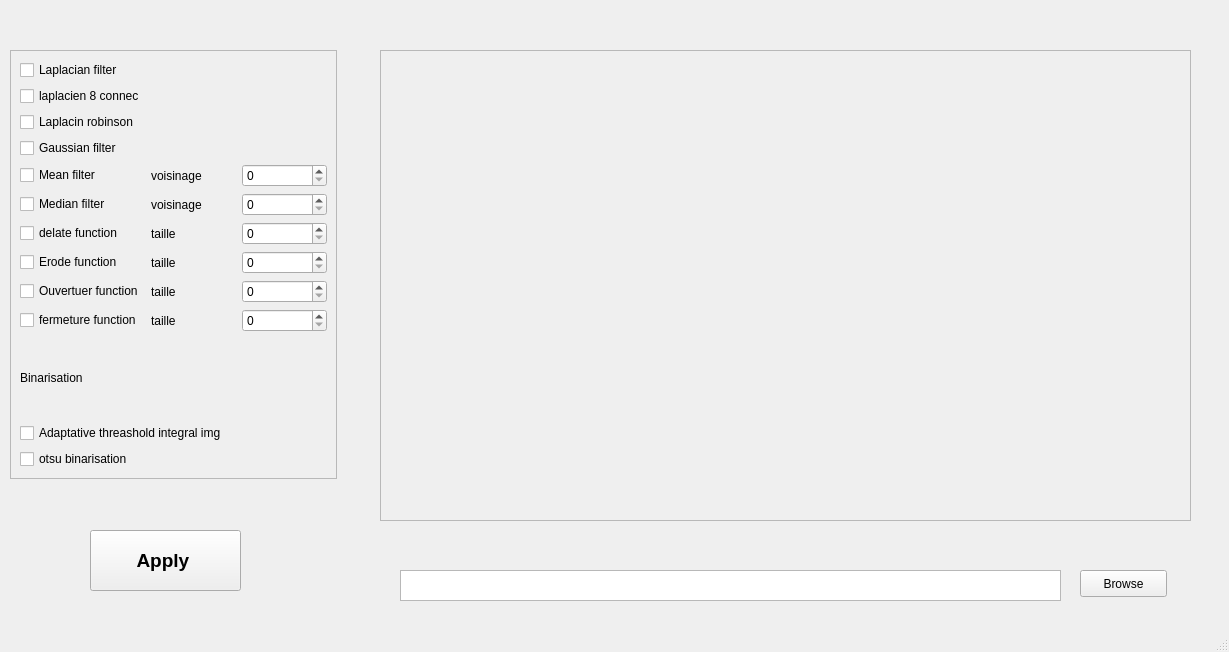
Old version of the form src/gui/main_ocr.ui in the repository abdelhak2406/ocr_project.
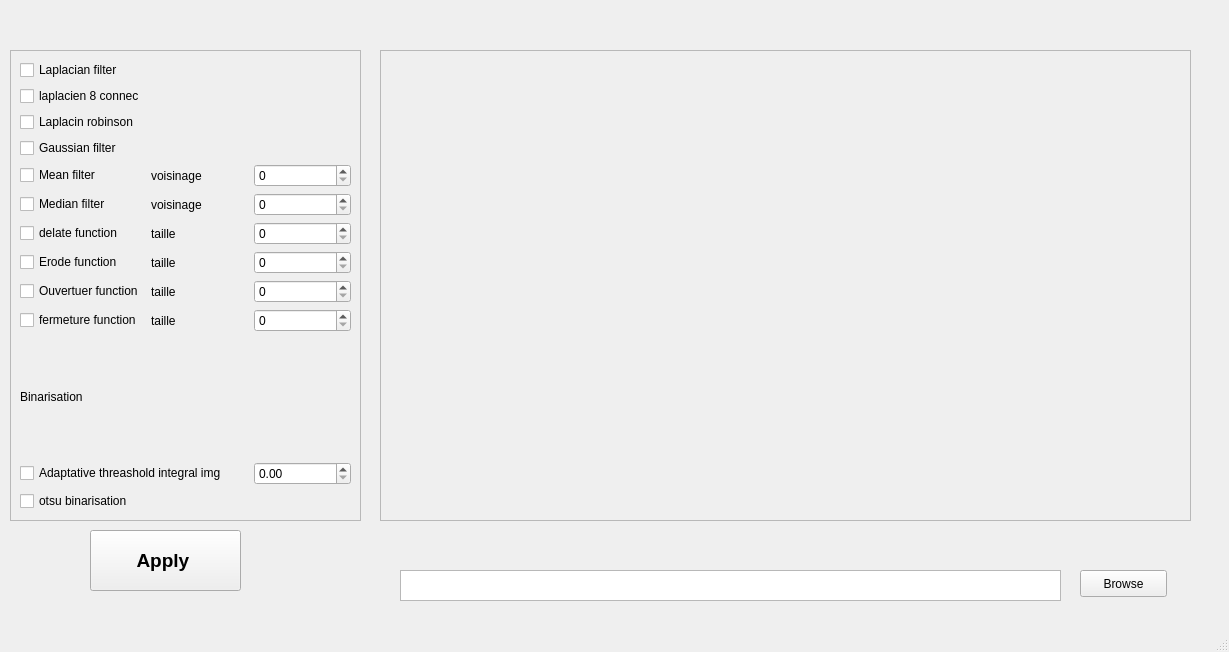
New version of the form.

```diff
--- a/src/gui/main_ocr.ui
+++ b/src/gui/main_ocr.ui
@@ -64,8 +64,8 @@
      <rect>
       <x>10</x>
       <y>50</y>
-      <width>327</width>
-      <height>429</height>
+      <width>351</width>
+      <height>471</height>
      </rect>
     </property>
     <property name="widgetResizable">
@@ -76,8 +76,8 @@
       <rect>
        <x>0</x>
        <y>0</y>
-       <width>325</width>
-       <height>427</height>
+       <width>349</width>
+       <height>469</height>
       </rect>
      </property>
      <layout class="QGridLayout" name="gridLayout">
@@ -232,6 +232,9 @@
         </property>
        </widget>
       </item>
+      <item row="11" column="2">
+       <widget class="QDoubleSpinBox" name="adapt_th_value"/>
+      </item>
      </layout>
     </widget>
    </widget>
```
